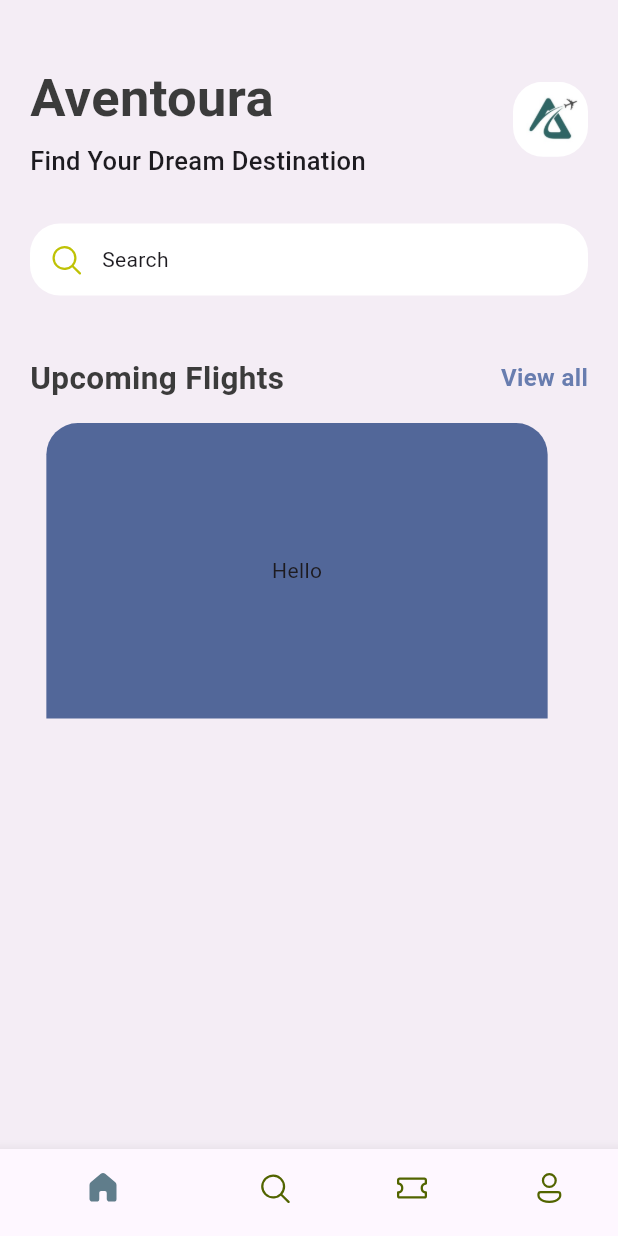
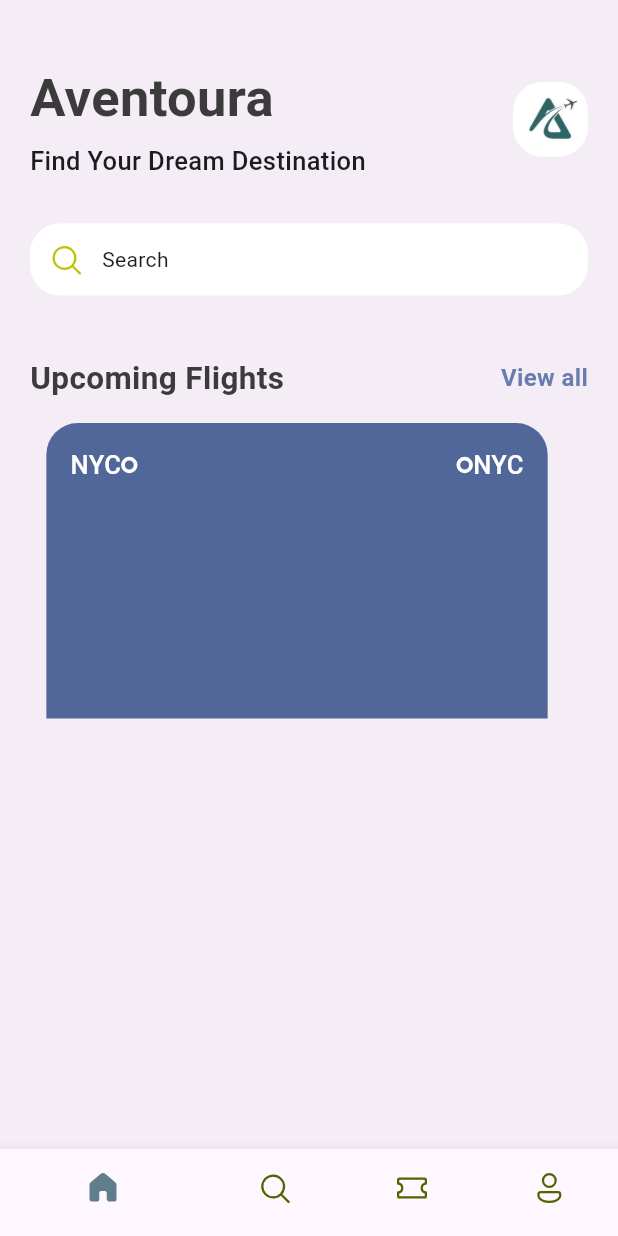
Before and after one commit to Zyzenmax/Aventoura-App, a Flutter app: the screen it shows after launch, on a phone screen of 412 x 824 dp. Run offline on Flutter 3.47's test engine with Material 3 defaults, Android fonts, the phone set to English and light mode, and no system bars; our stand-ins replace fluentui_icons.

Commit message:
TicketView big dots

```diff
--- /dev/null
+++ b/ticket_app/lib/base/widgets/big_dot.dart
@@ -0,0 +1,15 @@
+import 'package:flutter/material.dart';
+
+class BigDot extends StatelessWidget {
+  const BigDot({super.key});
+
+  @override
+  Widget build(BuildContext context) {
+    return Container(
+      padding: EdgeInsets.all(3),
+      decoration: BoxDecoration(
+          border: Border.all(width: 2.5, color: Colors.white),
+          borderRadius: BorderRadius.circular(20)),
+    );
+  }
+}
--- a/ticket_app/lib/base/widgets/ticket_view.dart
+++ b/ticket_app/lib/base/widgets/ticket_view.dart
@@ -1,5 +1,6 @@
 import 'package:flutter/material.dart';
 import 'package:ticket_app/base/res/styles/app_styles.dart';
+import 'package:ticket_app/base/widgets/big_dot.dart';
 
 class TicketView extends StatelessWidget {
   const TicketView({super.key});
@@ -14,8 +15,30 @@ class TicketView extends StatelessWidget {
       height: 197,
       child: Container(
         margin: const EdgeInsets.only(right: 16),
+        padding: EdgeInsets.all(16),
+
         // ignore: sort_child_properties_last
-        child: const Center(child: Text("Hello")),
+        child: Column(
+          children: [
+            Row(
+              children: [
+                Text(
+                  "NYC",
+                  style: AppStyles.headlinestyle2.copyWith(color: Colors.white),
+                ),
+                const BigDot(),
+                Expanded(
+                  child: Container(),
+                ),
+                const BigDot(),
+                Text(
+                  "NYC",
+                  style: AppStyles.headlinestyle2.copyWith(color: Colors.white),
+                )
+              ],
+            )
+          ],
+        ),
         decoration: BoxDecoration(
             color: AppStyles.ticketBlue,
             borderRadius: const BorderRadius.only(
```
